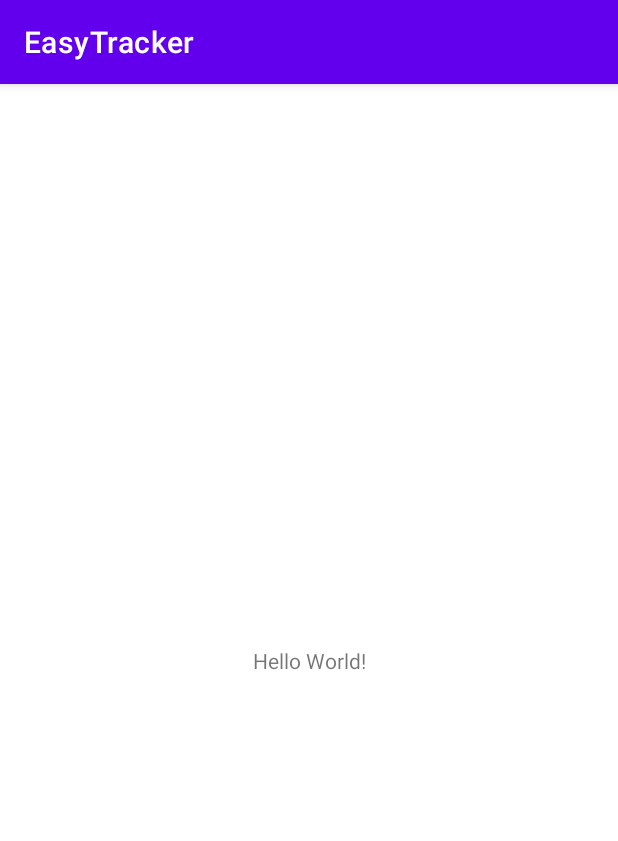
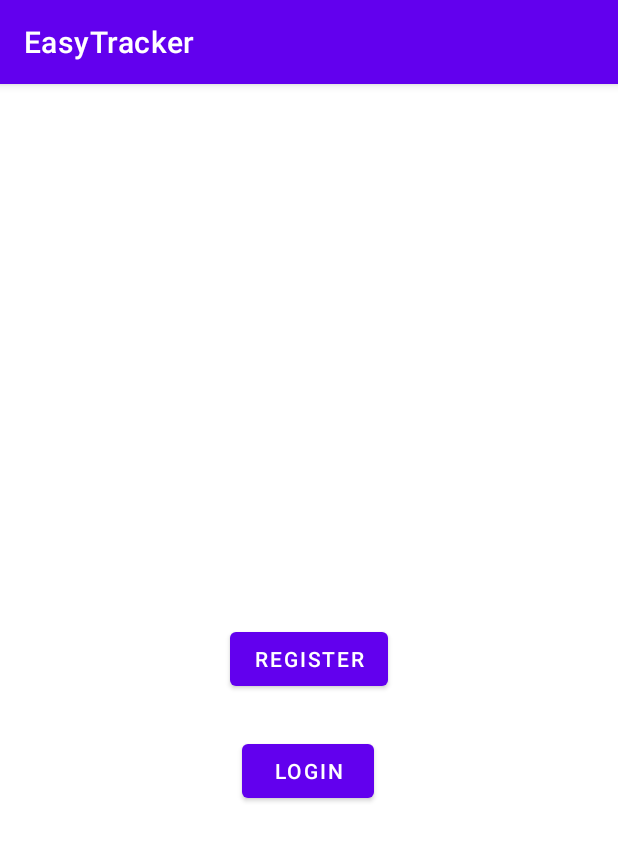
Before and after one commit to rima1005/Team_16, an Android app: the screen it shows after launch (MainActivity), on a phone screen of 412 x 824 dp. Shown: the top 841 px of the screen. Run offline under Robolectric (Android 15) with nearby library versions, the light colour scheme and no system bars.

Commit message:
ET-125 Added Login and Register Activity and Class [MJ,ZM]

```diff
--- a/app/src/main/java/team16/easytracker/MainActivity.kt
+++ b/app/src/main/java/team16/easytracker/MainActivity.kt
@@ -1,11 +1,26 @@
 package team16.easytracker
 
+import android.content.Intent
 import androidx.appcompat.app.AppCompatActivity
 import android.os.Bundle
+import android.widget.Button
 
 class MainActivity : AppCompatActivity() {
     override fun onCreate(savedInstanceState: Bundle?) {
+        val btnLogin = findViewById<Button>(R.id.btnLogin)
+        val btnRegister = findViewById<Button>(R.id.btnRegister)
+
         super.onCreate(savedInstanceState)
         setContentView(R.layout.activity_main)
+        btnLogin?.setOnClickListener()
+        {
+            val intent = Intent(this, Login::class.java)
+            startActivity(intent)
+        }
+        btnRegister?.setOnClickListener()
+        {
+            val intent = Intent(this, Register::class.java)
+            startActivity(intent)
+        }
     }
 }
--- a/app/src/main/res/layout/activity_main.xml
+++ b/app/src/main/res/layout/activity_main.xml
@@ -6,13 +6,26 @@
     android:layout_height="match_parent"
     tools:context=".MainActivity">
 
-    <TextView
+    <Button
+        android:id="@+id/btnRegister"
         android:layout_width="wrap_content"
         android:layout_height="wrap_content"
-        android:text="Hello World!"
+        android:text="@string/btnRegister"
         app:layout_constraintBottom_toBottomOf="parent"
-        app:layout_constraintLeft_toLeftOf="parent"
-        app:layout_constraintRight_toRightOf="parent"
-        app:layout_constraintTop_toTopOf="parent" />
+        app:layout_constraintEnd_toEndOf="parent"
+        app:layout_constraintStart_toStartOf="parent"
+        app:layout_constraintTop_toTopOf="parent"
+        app:layout_constraintVertical_bias="0.499" />
 
+    <Button
+        android:id="@+id/btnLogin"
+        android:layout_width="wrap_content"
+        android:layout_height="wrap_content"
+        android:text="@string/btnLogin"
+        app:layout_constraintBottom_toBottomOf="parent"
+        app:layout_constraintEnd_toEndOf="parent"
+        app:layout_constraintHorizontal_bias="0.498"
+        app:layout_constraintStart_toStartOf="parent"
+        app:layout_constraintTop_toTopOf="parent"
+        app:layout_constraintVertical_bias="0.603" />
 </androidx.constraintlayout.widget.ConstraintLayout>
--- /dev/null
+++ b/app/src/main/res/layout/loginactivity.xml
@@ -0,0 +1,6 @@
+<?xml version="1.0" encoding="utf-8"?>
+<androidx.constraintlayout.widget.ConstraintLayout
+    xmlns:android="http://schemas.android.com/apk/res/android" android:layout_width="match_parent"
+    android:layout_height="match_parent">
+
+</androidx.constraintlayout.widget.ConstraintLayout>
--- /dev/null
+++ b/app/src/main/res/layout/registeractivity.xml
@@ -0,0 +1,5 @@
+<?xml version="1.0" encoding="utf-8"?>
+<androidx.constraintlayout.widget.ConstraintLayout
+    xmlns:android="http://schemas.android.com/apk/res/android"
+    android:layout_width="match_parent"
+    android:layout_height="match_parent"/>
--- a/app/src/main/res/values/strings.xml
+++ b/app/src/main/res/values/strings.xml
@@ -1,3 +1,6 @@
 <resources>
     <string name="app_name">EasyTracker</string>
+    <string name="btnRegister">Register</string>
+    <string name="btnLogin">Login</string>
+    <string name="tfName">Name</string>
 </resources>
```
Also changed, not shown: app/src/main/java/team16/easytracker/Login.kt (added, +11 -0 lines), app/src/main/java/team16/easytracker/Register.kt (added, +13 -0 lines).
